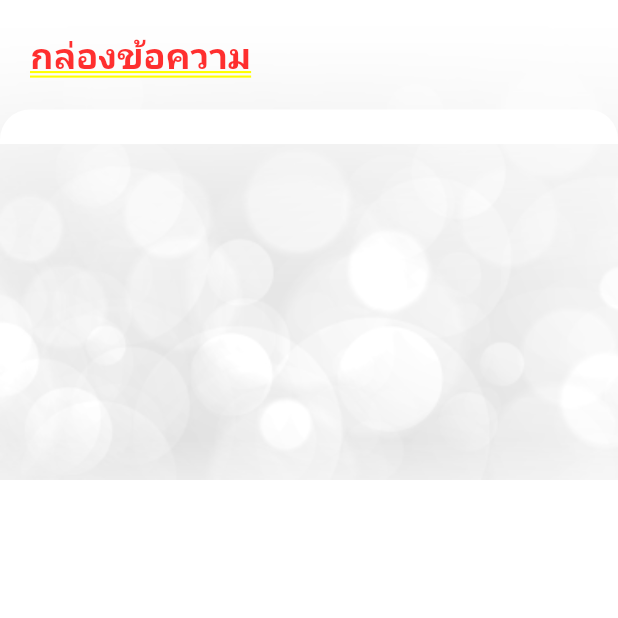
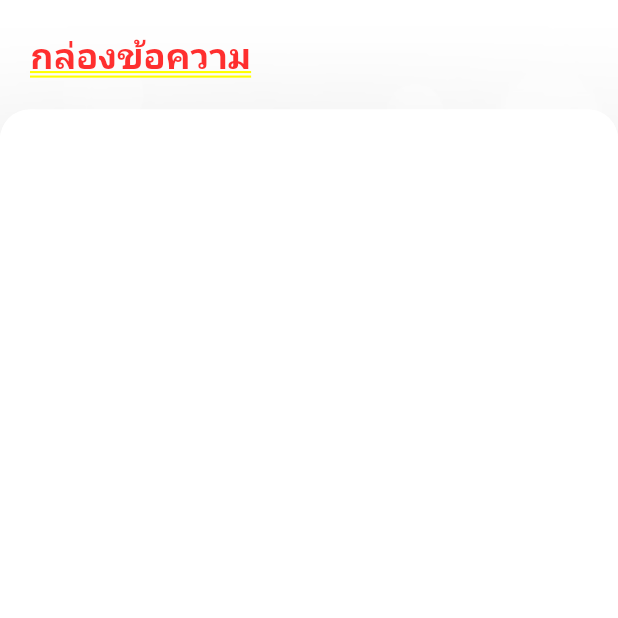
Before and after one commit to cane159/lachule, a Flutter app: the NotificationPage screen opened by its route, on a phone screen of 412 x 824 dp, the top half of it. Run offline on Flutter 3.47's test engine with Material 2 defaults, Android fonts, the phone set to English and light mode, and no system bars; our stand-ins replace carousel_slider, cloud_firestore, dio, firebase_core, firebase_messaging, flutter_dotenv and 4 more; accounts and stored records are empty; network calls fail; statements that could not run were skipped.

Commit message:
noti white BG

```diff
--- a/lib/views/notification_page.dart
+++ b/lib/views/notification_page.dart
@@ -65,7 +65,22 @@ class NotificationPage extends GetView<NotificationController> {
   }
 
   Widget _bottomSheet(BuildContext context) {
-    return Container(
+    return Stack(
+      children: [
+        Container(
+          height: Get.height / 2,
+          width: Get.width,
+          padding: const EdgeInsets.fromLTRB(23, 23, 23, 0),
+          decoration: const BoxDecoration(
+            color: BaseColors.white,
+            borderRadius: BorderRadius.vertical(
+              top: Radius.circular(
+                20,
+              ),
+            ),
+          ),
+        ),
+        Container(
           width: Get.width,
           padding: const EdgeInsets.fromLTRB(23, 23, 23, 0),
           decoration: const BoxDecoration(
@@ -172,6 +187,8 @@ class NotificationPage extends GetView<NotificationController> {
                 )
                 .toList(),
           ),
+        ),
+      ],
     );
   }
 }
```
Lines whose indentation alone changed are shown as unchanged.
